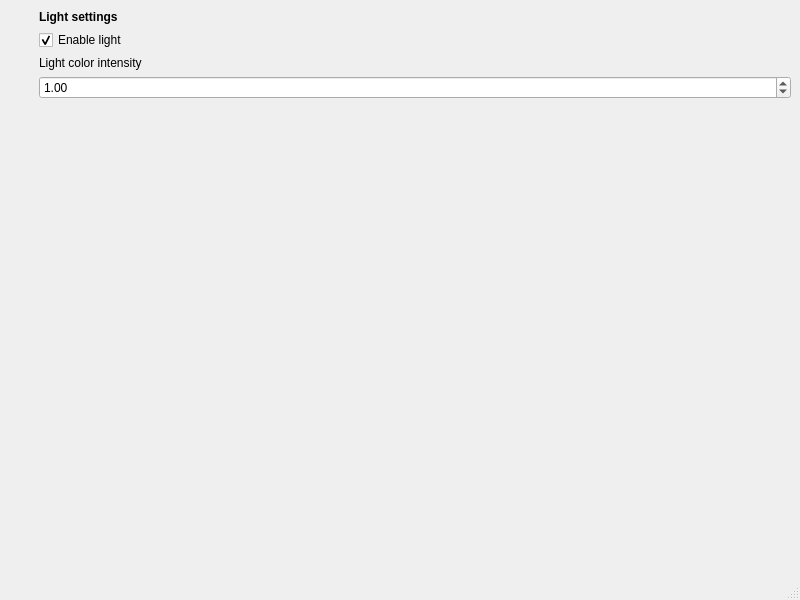
Before: the Qt Designer form src/mainwindow.ui in JorgenPo/blackengine-editor, drawn with Qt 5.
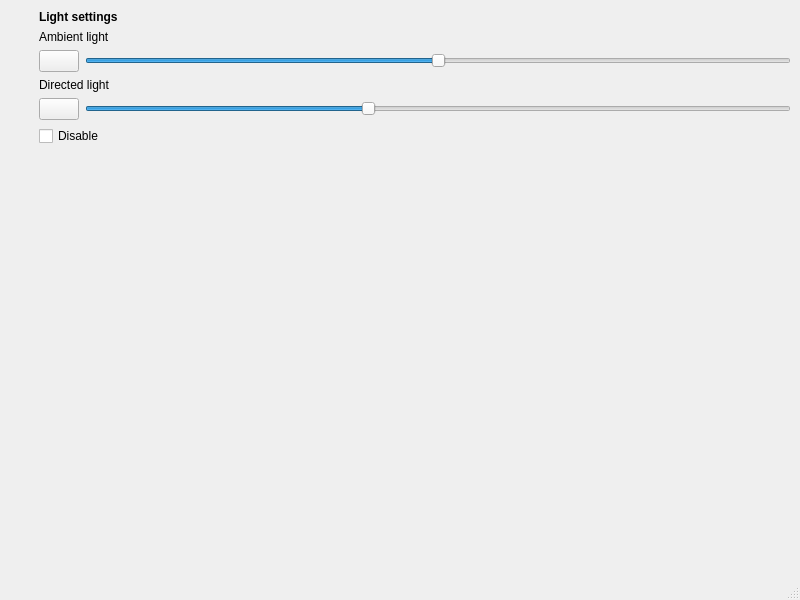
After: the same form once the commit is applied.

Diff of the .ui file:
```diff
--- a/src/mainwindow.ui
+++ b/src/mainwindow.ui
@@ -27,7 +27,7 @@
     <item row="0" column="1">
      <layout class="QVBoxLayout" name="verticalLayout">
       <property name="sizeConstraint">
-       <enum>QLayout::SetNoConstraint</enum>
+       <enum>QLayout::SetMinimumSize</enum>
       </property>
       <property name="leftMargin">
        <number>10</number>
@@ -58,19 +58,55 @@
        </widget>
       </item>
       <item>
-       <widget class="QCheckBox" name="cbEnableLight">
+       <widget class="QLabel" name="label">
         <property name="text">
-         <string>Enable light</string>
+         <string>Ambient light</string>
         </property>
-        <property name="checked">
-         <bool>true</bool>
+        <property name="margin">
+         <number>10</number>
         </property>
        </widget>
       </item>
+      <item>
+       <layout class="QHBoxLayout" name="horizontalLayout">
+        <item>
+         <widget class="QPushButton" name="btAmbientColor">
+          <property name="sizePolicy">
+           <sizepolicy hsizetype="Fixed" vsizetype="Fixed">
+            <horstretch>0</horstretch>
+            <verstretch>0</verstretch>
+           </sizepolicy>
+          </property>
+          <property name="text">
+           <string/>
+          </property>
+         </widget>
+        </item>
+        <item>
+         <widget class="QSlider" name="hsAmbientIntensity">
+          <property name="sizePolicy">
+           <sizepolicy hsizetype="Preferred" vsizetype="Preferred">
+            <horstretch>0</horstretch>
+            <verstretch>0</verstretch>
+           </sizepolicy>
+          </property>
+          <property name="maximum">
+           <number>200</number>
+          </property>
+          <property name="value">
+           <number>100</number>
+          </property>
+          <property name="orientation">
+           <enum>Qt::Horizontal</enum>
+          </property>
+         </widget>
+        </item>
+       </layout>
+      </item>
       <item>
        <widget class="QLabel" name="lbLightColorLabel">
         <property name="text">
-         <string>Light color intensity</string>
+         <string>Directed light</string>
         </property>
         <property name="margin">
          <number>10</number>
@@ -78,18 +114,45 @@
        </widget>
       </item>
       <item>
-       <widget class="QDoubleSpinBox" name="sbLightIntensity">
-        <property name="maximum">
-         <double>10.000000000000000</double>
-        </property>
-        <property name="singleStep">
-         <double>0.100000000000000</double>
-        </property>
-        <property name="stepType">
-         <enum>QAbstractSpinBox::DefaultStepType</enum>
-        </property>
-        <property name="value">
-         <double>1.000000000000000</double>
+       <layout class="QHBoxLayout" name="horizontalLayout_2">
+        <item>
+         <widget class="QPushButton" name="btLightColor">
+          <property name="sizePolicy">
+           <sizepolicy hsizetype="Fixed" vsizetype="Fixed">
+            <horstretch>0</horstretch>
+            <verstretch>0</verstretch>
+           </sizepolicy>
+          </property>
+          <property name="text">
+           <string/>
+          </property>
+         </widget>
+        </item>
+        <item>
+         <widget class="QSlider" name="hsLightIntensity">
+          <property name="sizePolicy">
+           <sizepolicy hsizetype="Preferred" vsizetype="Fixed">
+            <horstretch>0</horstretch>
+            <verstretch>0</verstretch>
+           </sizepolicy>
+          </property>
+          <property name="maximum">
+           <number>50</number>
+          </property>
+          <property name="value">
+           <number>20</number>
+          </property>
+          <property name="orientation">
+           <enum>Qt::Horizontal</enum>
+          </property>
+         </widget>
+        </item>
+       </layout>
+      </item>
+      <item>
+       <widget class="QCheckBox" name="cbDisableLight">
+        <property name="text">
+         <string>Disable</string>
         </property>
        </widget>
       </item>
```
Left out of the diff: 28 changed lines with no effect on the pictures.
